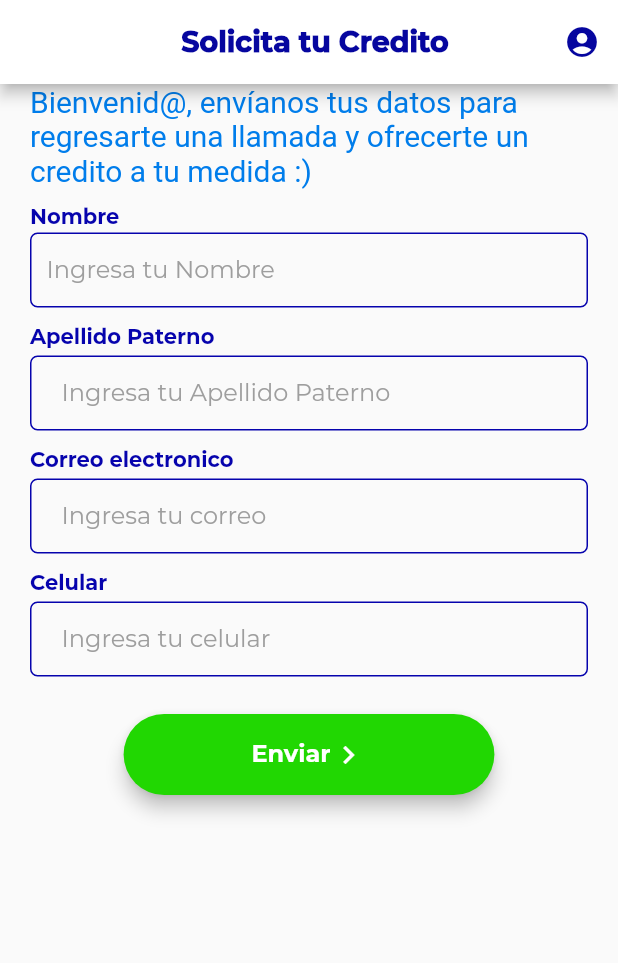
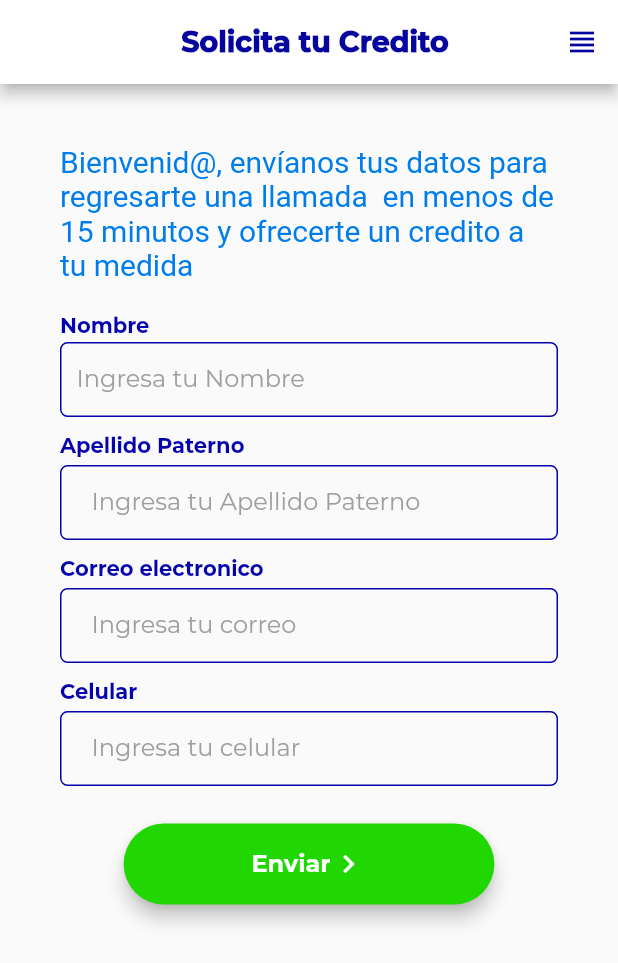
Before and after one commit to VictorIbarra/dinero, a Flutter app: the FormNuevosCreditos screen opened directly, on a phone screen of 412 x 824 dp. Shown: the top 963 px of the screen. Run offline on Flutter 3.47's test engine with Material 2 defaults, Android fonts, the phone set to English and light mode, and no system bars; our stand-ins replace cool_alert, firebase_messaging, geolocator, local_auth, shared_preferences, sqflite and 1 more; accounts and stored records are empty; statements that could not run were skipped; project files that could hold a hidden picture were left out.

Commit message:
- se agrega tap a todos los textfield - se cambian textos predeterminados - se cambian iconos de perfil - se cambia login - modifica sign up pf usuario y pf nuevo

```diff
--- a/dineroenunclick/lib/src/pages/CreditosPage.dart
+++ b/dineroenunclick/lib/src/pages/CreditosPage.dart
@@ -31,7 +31,7 @@ class _CreditosPageState extends State<CreditosPage> {
                 mainAxisAlignment: MainAxisAlignment.center,
                 children: [
                   Text(
-                    'No cuentas con créditos a renovar',
+                    'Si cumples tus pagos, en 2 meses podrás contar con tu primera renovación',
                     textScaleFactor: 1.3,
                     style: TextStyle(color: Colors.grey[500]),
                   ),
@@ -83,7 +83,7 @@ class _CreditosPageState extends State<CreditosPage> {
            actions: [
           IconButton(
             icon: Icon(
-              Icons.account_circle,
+              Icons.view_headline,
               color: pfazul2,
             ),
             onPressed: () {
--- a/dineroenunclick/lib/src/pages/FormNuevosCreditosPage.dart
+++ b/dineroenunclick/lib/src/pages/FormNuevosCreditosPage.dart
@@ -1,5 +1,4 @@
 import 'package:dineroenunclick/src/models/UsuarioModel.dart';
-import 'package:dineroenunclick/src/pages/PerfilPage.dart';
 import 'package:dineroenunclick/src/providers/NuevoCreditoProvider.dart';
 import 'package:dineroenunclick/src/utilities/constants.dart';
 import 'package:dineroenunclick/src/utilities/dialogs.dart';
@@ -18,6 +17,7 @@ class _FormNuevosCreditosState extends State<FormNuevosCreditos> {
   TextEditingController _apellidoPaterno = TextEditingController();
   TextEditingController _correo = TextEditingController();
   TextEditingController _celular = TextEditingController();
+  final focus = FocusNode();
 
   @override
   Widget build(BuildContext context) {
@@ -38,7 +38,7 @@ class _FormNuevosCreditosState extends State<FormNuevosCreditos> {
            actions: [
           IconButton(
             icon: Icon(
-              Icons.account_circle,
+              Icons.view_headline,
               color: pfazul2,
             ),
             onPressed: () {
@@ -60,21 +60,26 @@ class _FormNuevosCreditosState extends State<FormNuevosCreditos> {
             ),
           )
           ),
-      body: SingleChildScrollView(
+      body: GestureDetector(
+          behavior: HitTestBehavior.opaque,
+          onTap: () {
+            FocusScope.of(context).requestFocus(new FocusNode());
+          },
+          child: SingleChildScrollView(
           reverse: true,
           child: Container(
-          padding: EdgeInsets.symmetric(horizontal: 20.0),
+            padding: EdgeInsets.all(40.0),
             child: Column(
               mainAxisAlignment: MainAxisAlignment.center,
               children: [
                 Text(
-                'Bienvenid@, envíanos tus datos para regresarte una llamada y ofrecerte un credito a tu medida :)',
+                  'Bienvenid@, envíanos tus datos para regresarte una llamada  en menos de 15 minutos y ofrecerte un credito a tu medida',
                   style: TextStyle(
                     color: pfAzul,
                     fontSize: 20.0,
                   ),
                 ),
-              SizedBox(height: 10.0),
+                SizedBox(height: 20.0),
                 _builName(),
                 SizedBox(height: 10.0),
                 _buildLastName(),
@@ -85,6 +90,7 @@ class _FormNuevosCreditosState extends State<FormNuevosCreditos> {
                 SizedBox(height: 10.0),
                 _buildRegistrarseBtn(),
               ],
+            ),
           ),
         ),
       ),
@@ -105,8 +111,8 @@ class _FormNuevosCreditosState extends State<FormNuevosCreditos> {
           decoration: kBoxDecorationStyle,
           height: 50.0,
           child: TextField(
+            textInputAction: TextInputAction.next,
             keyboardType: TextInputType.text,
-            // textCapitalization: TextCapitalization.characters,
             controller: _nombre,
             style: TextStyle(
               color: Colors.black,
@@ -118,6 +124,7 @@ class _FormNuevosCreditosState extends State<FormNuevosCreditos> {
               hintText: 'Ingresa tu Nombre',
               hintStyle: kHintTextStyle,
             ),
+
           ),
         ),
       ],
@@ -138,6 +145,7 @@ class _FormNuevosCreditosState extends State<FormNuevosCreditos> {
           decoration: kBoxDecorationStyle,
           height: 50.0,
           child: TextField(
+              textInputAction: TextInputAction.next,
             keyboardType: TextInputType.text,
             controller: _apellidoPaterno,
             style: TextStyle(
@@ -170,6 +178,7 @@ class _FormNuevosCreditosState extends State<FormNuevosCreditos> {
           decoration: kBoxDecorationStyle,
           height: 50.0,
           child: TextField(
+              textInputAction: TextInputAction.next,
             keyboardType: TextInputType.emailAddress,
             controller: _correo,
             style: TextStyle(
@@ -202,7 +211,8 @@ class _FormNuevosCreditosState extends State<FormNuevosCreditos> {
           decoration: kBoxDecorationStyle,
           height: 50.0,
           child: TextField(
-            keyboardType: TextInputType.phone,
+            textInputAction: TextInputAction.done,
+           keyboardType: TextInputType.numberWithOptions(signed: true, decimal: true),
             controller: _celular,
             style: TextStyle(
               color: Colors.black,
--- a/dineroenunclick/lib/src/pages/NotificacionesPage.dart
+++ b/dineroenunclick/lib/src/pages/NotificacionesPage.dart
@@ -165,7 +165,7 @@ class _NotificacionesPageState extends State<NotificacionesPage> {
            actions: [
           IconButton(
             icon: Icon(
-              Icons.account_circle,
+              Icons.view_headline,
               color: pfazul2,
             ),
             onPressed: () {
--- a/dineroenunclick/lib/src/pages/RegistroPage.dart
+++ b/dineroenunclick/lib/src/pages/RegistroPage.dart
@@ -20,6 +20,7 @@ class _RegistroPageState extends State<RegistroPage> {
   TextEditingController _passConfirm = TextEditingController();
   String _launchUrl = 'https://dinero1click.prestamofeliz.com.mx/terminos.pdf';
   bool _value1 = false;
+  final focus = FocusNode();
 
   Widget _buildRFCTF() {
     return Column(
@@ -35,6 +36,7 @@ class _RegistroPageState extends State<RegistroPage> {
           decoration: kBoxDecorationStyle,
           height: 50.0,
           child: TextField(
+            textInputAction: TextInputAction.next,
             keyboardType: TextInputType.text,
             textCapitalization: TextCapitalization.characters,
             controller: _rfc,
@@ -72,6 +74,7 @@ class _RegistroPageState extends State<RegistroPage> {
           decoration: kBoxDecorationStyle,
           height: 50.0,
           child: TextField(
+            textInputAction: TextInputAction.next,
             keyboardType: TextInputType.emailAddress,
             controller: _correo,
             style: TextStyle(
@@ -108,6 +111,7 @@ class _RegistroPageState extends State<RegistroPage> {
           decoration: kBoxDecorationStyle,
           height: 50.0,
           child: TextField(
+            textInputAction: TextInputAction.next,
             keyboardType: TextInputType.phone,
             controller: _celular,
             style: TextStyle(
@@ -144,6 +148,7 @@ class _RegistroPageState extends State<RegistroPage> {
           decoration: kBoxDecorationStyle,
           height: 50.0,
           child: TextField(
+            textInputAction: TextInputAction.next,
             obscureText: true,
             keyboardType: TextInputType.text,
             controller: _pass,
@@ -181,6 +186,7 @@ class _RegistroPageState extends State<RegistroPage> {
           decoration: kBoxDecorationStyle,
           height: 50.0,
           child: TextField(
+            textInputAction: TextInputAction.done,
             obscureText: true,
             keyboardType: TextInputType.text,
             controller: _passConfirm,
--- a/dineroenunclick/lib/src/pages/respuestaCredito.dart
+++ b/dineroenunclick/lib/src/pages/respuestaCredito.dart
@@ -44,7 +44,7 @@ class _RespuestaCreditoPageState extends State<RespuestaCreditoPage> {
           mainAxisAlignment: MainAxisAlignment.center,
           children: [
             Text(
-              'Felicidades, tu crédito ha sido autorizado, enseguida nos ponemos en contacto contigo',
+              'En menos de 15 minutos alguien se comunicara contigo, solo para la autorización',
               textAlign: TextAlign.center,
               style: TextStyle(fontSize: 30.0, color: Colors.grey),
             ),
```
Also changed, not shown: dineroenunclick/lib/src/pages/ChangePasswordPage.dart (+43 -37 lines), dineroenunclick/lib/src/pages/InformacionPage.dart (+34 -34 lines), dineroenunclick/lib/src/pages/LoginPage.dart (+16 -2 lines), dineroenunclick/lib/src/pages/RegistroNewPage.dart (+26 -30 lines), 1 other file. Lines whose indentation alone changed are shown as unchanged.
